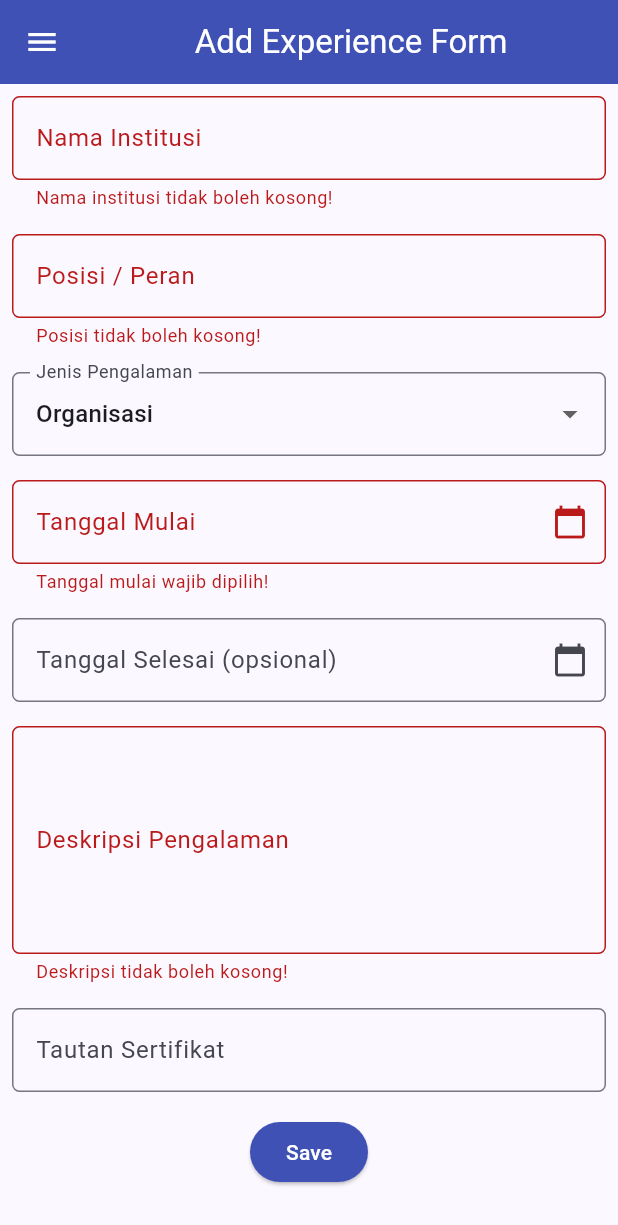
After one commit to rasyaazyan-study/myportofolio_mobile, a Flutter app: the ExperienceFormPage screen opened directly, after a tap on "Save", on a phone screen of 412 x 824 dp. The commit adds this screen. Shown: the top 1225 px of the screen. Run offline on Flutter 3.47's test engine with Material 3 defaults, Android fonts, the phone set to English and light mode, and no system bars; our stand-ins replace material_ui.

Commit message:
build: Tugas 7, experience_form.dart, some adjustment @ left_drawer.dart, project_card.dart, menu.dart

```diff
--- /dev/null
+++ b/lib/screens/experience_form.dart
@@ -0,0 +1,370 @@
+import 'package:material_ui/material_ui.dart';
+import 'package:myportofolio_mobile/widgets/left_drawer.dart';
+
+class ExperienceFormPage extends StatefulWidget {
+  const ExperienceFormPage({super.key});
+
+  @override
+  State<ExperienceFormPage> createState() => _ExperienceFormPageState();
+}
+
+class _ExperienceFormPageState extends State<ExperienceFormPage> {
+  final _formKey = GlobalKey<FormState>();
+
+  String _institution = "";
+  String _position = "";
+  String _type = "Organisasi";
+  DateTime? _startDate;
+  DateTime? _endDate;
+  String _description = "";
+  String _certificateLink = "";
+
+  final TextEditingController _startDateController = TextEditingController();
+  final TextEditingController _endDateController = TextEditingController();
+
+  final List<String> _types = [
+    'Magang',
+    'Organisasi',
+    'Kepanitiaan',
+    'Lainnya',
+  ];
+
+  @override
+  void dispose() {
+    _startDateController.dispose();
+    _endDateController.dispose();
+    super.dispose();
+  }
+
+  String _formatDate(DateTime d) =>
+      '${d.day.toString().padLeft(2, '0')}-'
+      '${d.month.toString().padLeft(2, '0')}-${d.year}';
+
+  Future<void> _pickDate({required bool isStart}) async {
+    final now = DateTime.now();
+    final picked = await showDatePicker(
+      context: context,
+      initialDate: (isStart ? _startDate : _endDate) ?? now,
+      firstDate: DateTime(1990),
+      lastDate: DateTime(now.year + 10),
+    );
+    if (picked == null) return;
+    setState(() {
+      if (isStart) {
+        _startDate = picked;
+        _startDateController.text = _formatDate(picked);
+      } else {
+        _endDate = picked;
+        _endDateController.text = _formatDate(picked);
+      }
+    });
+  }
+
+  bool _isValidUrl(String value) {
+    final uri = Uri.tryParse(value);
+    return uri != null &&
+        (uri.scheme == 'http' || uri.scheme == 'https') &&
+        uri.host.contains('.');
+  }
+
+  @override
+  Widget build(BuildContext context) {
+    return Scaffold(
+      appBar: AppBar(
+        title: const Center(
+          child: Text(
+            'Add Experience Form',
+          ),
+        ),
+        backgroundColor: Colors.indigo,
+        foregroundColor: Colors.white,
+      ),
+      drawer: const LeftDrawer(),
+      body: Form(
+        key: _formKey,
+        child: SingleChildScrollView(
+          keyboardDismissBehavior: ScrollViewKeyboardDismissBehavior.onDrag,
+          child: Column(
+            crossAxisAlignment: CrossAxisAlignment.start,
+            children: [
+              // === Institution ===
+              Padding(
+                padding: const EdgeInsets.all(8.0),
+                child: TextFormField(
+                  decoration: InputDecoration(
+                    hintText: "Nama Institusi",
+                    labelText: "Nama Institusi",
+                    border: OutlineInputBorder(
+                      borderRadius: BorderRadius.circular(5.0),
+                    ),
+                  ),
+                  onChanged: (String? value) {
+                    setState(() {
+                      _institution = value!;
+                    });
+                  },
+                  validator: (String? value) {
+                    if (value == null || value.trim().isEmpty) {
+                      return "Nama institusi tidak boleh kosong!";
+                    }
+                    if (value.trim().length < 3) {
+                      return "Nama institusi minimal 3 karakter!";
+                    }
+                    if (value.trim().length > 100) {
+                      return "Nama institusi maksimal 100 karakter!";
+                    }
+                    return null;
+                  },
+                ),
+              ),
+
+              // === Position ===
+              Padding(
+                padding: const EdgeInsets.all(8.0),
+                child: TextFormField(
+                  decoration: InputDecoration(
+                    hintText: "Posisi / Peran",
+                    labelText: "Posisi / Peran",
+                    border: OutlineInputBorder(
+                      borderRadius: BorderRadius.circular(5.0),
+                    ),
+                  ),
+                  onChanged: (String? value) {
+                    setState(() {
+                      _position = value!;
+                    });
+                  },
+                  validator: (String? value) {
+                    if (value == null || value.trim().isEmpty) {
+                      return "Posisi tidak boleh kosong!";
+                    }
+                    if (value.trim().length > 100) {
+                      return "Posisi maksimal 100 karakter!";
+                    }
+                    return null;
+                  },
+                ),
+              ),
+
+              // === Type ===
+              Padding(
+                padding: const EdgeInsets.all(8.0),
+                child: DropdownButtonFormField<String>(
+                  decoration: InputDecoration(
+                    labelText: "Jenis Pengalaman",
+                    border: OutlineInputBorder(
+                      borderRadius: BorderRadius.circular(5.0),
+                    ),
+                  ),
+                  initialValue: _type,
+                  items: _types
+                      .map((type) => DropdownMenuItem(
+                            value: type,
+                            child: Text(type),
+                          ))
+                      .toList(),
+                  onChanged: (String? newValue) {
+                    setState(() {
+                      _type = newValue!;
+                    });
+                  },
+                ),
+              ),
+
+              // === Start Date ===
+              Padding(
+                padding: const EdgeInsets.all(8.0),
+                child: TextFormField(
+                  controller: _startDateController,
+                  readOnly: true,
+                  onTap: () => _pickDate(isStart: true),
+                  decoration: InputDecoration(
+                    hintText: "Pilih tanggal mulai",
+                    labelText: "Tanggal Mulai",
+                    suffixIcon: const Icon(Icons.calendar_today),
+                    border: OutlineInputBorder(
+                      borderRadius: BorderRadius.circular(5.0),
+                    ),
+                  ),
+                  validator: (String? value) {
+                    if (_startDate == null) {
+                      return "Tanggal mulai wajib dipilih!";
+                    }
+                    if (_startDate!.isAfter(DateTime.now())) {
+                      return "Tanggal mulai tidak boleh di masa depan!";
+                    }
+                    return null;
+                  },
+                ),
+              ),
+
+              // === End Date (opsional) ===
+              Padding(
+                padding: const EdgeInsets.all(8.0),
+                child: TextFormField(
+                  controller: _endDateController,
+                  readOnly: true,
+                  onTap: () => _pickDate(isStart: false),
+                  decoration: InputDecoration(
+                    hintText: "Kosongkan jika masih berlangsung (Sekarang)",
+                    labelText: "Tanggal Selesai (opsional)",
+                    suffixIcon: _endDate == null
+                        ? const Icon(Icons.calendar_today)
+                        : IconButton(
+                            icon: const Icon(Icons.clear),
+                            onPressed: () {
+                              setState(() {
+                                _endDate = null;
+                                _endDateController.clear();
+                              });
+                            },
+                          ),
+                    border: OutlineInputBorder(
+                      borderRadius: BorderRadius.circular(5.0),
+                    ),
+                  ),
+                  validator: (String? value) {
+                    if (_endDate == null) return null;
+                    if (_startDate != null && _endDate!.isBefore(_startDate!)) {
+                      return "Tanggal selesai tidak boleh sebelum tanggal mulai!";
+                    }
+                    return null;
+                  },
+                ),
+              ),
+
+              // === Description ===
+              Padding(
+                padding: const EdgeInsets.all(8.0),
+                child: TextFormField(
+                  maxLines: 5,
+                  decoration: InputDecoration(
+                    hintText: "Deskripsi Pengalaman",
+                    labelText: "Deskripsi Pengalaman",
+                    border: OutlineInputBorder(
+                      borderRadius: BorderRadius.circular(5.0),
+                    ),
+                  ),
+                  onChanged: (String? value) {
+                    setState(() {
+                      _description = value!;
+                    });
+                  },
+                  validator: (String? value) {
+                    if (value == null || value.trim().isEmpty) {
+                      return "Deskripsi tidak boleh kosong!";
+                    }
+                    if (value.trim().length < 10) {
+                      return "Deskripsi minimal 10 karakter!";
+                    }
+                    if (value.trim().length > 500) {
+                      return "Deskripsi maksimal 500 karakter!";
+                    }
+                    return null;
+                  },
+                ),
+              ),
+
+              // === Certificate Link ===
+              Padding(
+                padding: const EdgeInsets.all(8.0),
+                child: TextFormField(
+                  keyboardType: TextInputType.url,
+                  decoration: InputDecoration(
+                    hintText: "URL Sertifikat (opsional)",
+                    labelText: "Tautan Sertifikat",
+                    border: OutlineInputBorder(
+                      borderRadius: BorderRadius.circular(5.0),
+                    ),
+                  ),
+                  onChanged: (String? value) {
+                    setState(() {
+                      _certificateLink = value!;
+                    });
+                  },
+                  validator: (String? value) {
+                    if (value == null || value.trim().isEmpty) {
+                      return null;
+                    }
+                    if (!_isValidUrl(value.trim())) {
+                      return "Format URL tidak valid (awali dengan http:// atau https://)";
+                    }
+                    return null;
+                  },
+                ),
+              ),
+
+              // === Tombol Simpan ===
+              Align(
+                alignment: Alignment.bottomCenter,
+                child: Padding(
+                  padding: const EdgeInsets.all(8.0),
+                  child: ElevatedButton(
+                    style: ButtonStyle(
+                      backgroundColor:
+                          WidgetStateProperty.all(Colors.indigo),
+                    ),
+                    onPressed: () {
+                      if (_formKey.currentState!.validate()) {
+                        showDialog(
+                          context: context,
+                          builder: (context) {
+                            return AlertDialog(
+                              title: const Text('Pengalaman berhasil ditambahkan!'),
+                              content: SingleChildScrollView(
+                                child: Column(
+                                  crossAxisAlignment: CrossAxisAlignment.start,
+                                  children: [
+                                    Text('Institusi: ${_institution.trim()}'),
+                                    Text('Posisi: ${_position.trim()}'),
+                                    Text('Jenis: $_type'),
+                                    Text(
+                                      'Periode: ${_formatDate(_startDate!)} - '
+                                      '${_endDate == null ? 'Sekarang' : _formatDate(_endDate!)}',
+                                    ),
+                                    Text('Deskripsi: ${_description.trim()}'),
+                                    Text(
+                                      'Sertifikat: ${_certificateLink.trim().isEmpty ? '-' : _certificateLink.trim()}',
+                                    ),
+                                  ],
+                                ),
+                              ),
+                              actions: [
+                                TextButton(
+                                  child: const Text('OK'),
+                                  onPressed: () {
+                                    Navigator.pop(context);
+                                    _formKey.currentState!.reset();
+                                    setState(() {
+                                      _institution = "";
+                                      _position = "";
+                                      _type = "Organisasi";
+                                      _startDate = null;
+                                      _endDate = null;
+                                      _description = "";
+                                      _certificateLink = "";
+                                      _startDateController.clear();
+                                      _endDateController.clear();
+                                    });
+                                  },
+                                ),
+                              ],
+                            );
+                          },
+                        );
+                      }
+                    },
+                    child: const Text(
+                      "Save",
+                      style: TextStyle(color: Colors.white),
+                    ),
+                  ),
+                ),
+              ),
+            ],
+          ),
+        ),
+      ),
+    );
+  }
+}
--- a/lib/screens/menu.dart
+++ b/lib/screens/menu.dart
@@ -11,7 +11,9 @@ class MyHomePage extends StatelessWidget {
 
   final List<ItemHomepage> items = [
     ItemHomepage("Lihat Proyek", Icons.folder, Colors.lightBlueAccent),
+    ItemHomepage("Lihat Pengalaman", Icons.work_history, Colors.purple),
     ItemHomepage("Tambah Proyek", Icons.add_circle, Colors.green),
+    ItemHomepage("Tambah Pengalaman", Icons.work, Colors.orange),
     ItemHomepage("Logout", Icons.logout, Colors.red),
   ];
 
@@ -35,7 +37,8 @@ class MyHomePage extends StatelessWidget {
       drawer: const LeftDrawer(),
 
       // Body halaman utama dengan padding di sekelilingnya.
-      body: Padding(
+      body: SingleChildScrollView(
+        child: Padding(
           padding: const EdgeInsets.all(16.0),
           child: Column(
             crossAxisAlignment: CrossAxisAlignment.center,
@@ -70,6 +73,7 @@ class MyHomePage extends StatelessWidget {
                     // GridView menampilkan kartu tombol dalam tata letak kisi 3 kolom.
                     GridView.count(
                       primary: true,
+                      physics: const NeverScrollableScrollPhysics(),
                       padding: const EdgeInsets.all(20),
                       crossAxisSpacing: 10,
                       mainAxisSpacing: 10,
@@ -84,6 +88,7 @@ class MyHomePage extends StatelessWidget {
                 ),
               ),
             ],
+          ),
         ),
       ),
     );
--- a/lib/screens/project_form.dart
+++ b/lib/screens/project_form.dart
@@ -1,4 +1,4 @@
-import 'package:flutter/material.dart';
+import 'package:material_ui/material_ui.dart';
 // TODO: Impor drawer yang sudah dibuat sebelumnya
 import 'package:myportofolio_mobile/widgets/left_drawer.dart';
 
--- a/lib/widgets/left_drawer.dart
+++ b/lib/widgets/left_drawer.dart
@@ -1,6 +1,7 @@
-import 'package:flutter/material.dart';
+import 'package:material_ui/material_ui.dart';
 import 'package:myportofolio_mobile/screens/menu.dart';
 import 'package:myportofolio_mobile/screens/project_form.dart';
+import 'package:myportofolio_mobile/screens/experience_form.dart';
 
 class LeftDrawer extends StatelessWidget {
   const LeftDrawer({super.key});
@@ -66,6 +67,18 @@ class LeftDrawer extends StatelessWidget {
               );
             },
           ),
+          ListTile(
+            leading: const Icon(Icons.work_outline),
+            title: const Text('Add Experience'),
+            onTap: () {
+              Navigator.push(
+                context,
+                MaterialPageRoute(
+                  builder: (context) => const ExperienceFormPage(),
+                ),
+              );
+            },
+          ),
         ],
       ),
     );
```
Also changed, not shown: lib/widgets/project_card.dart (+10 -0 lines), pubspec.lock, 1 other file. Lines whose indentation alone changed are shown as unchanged.
